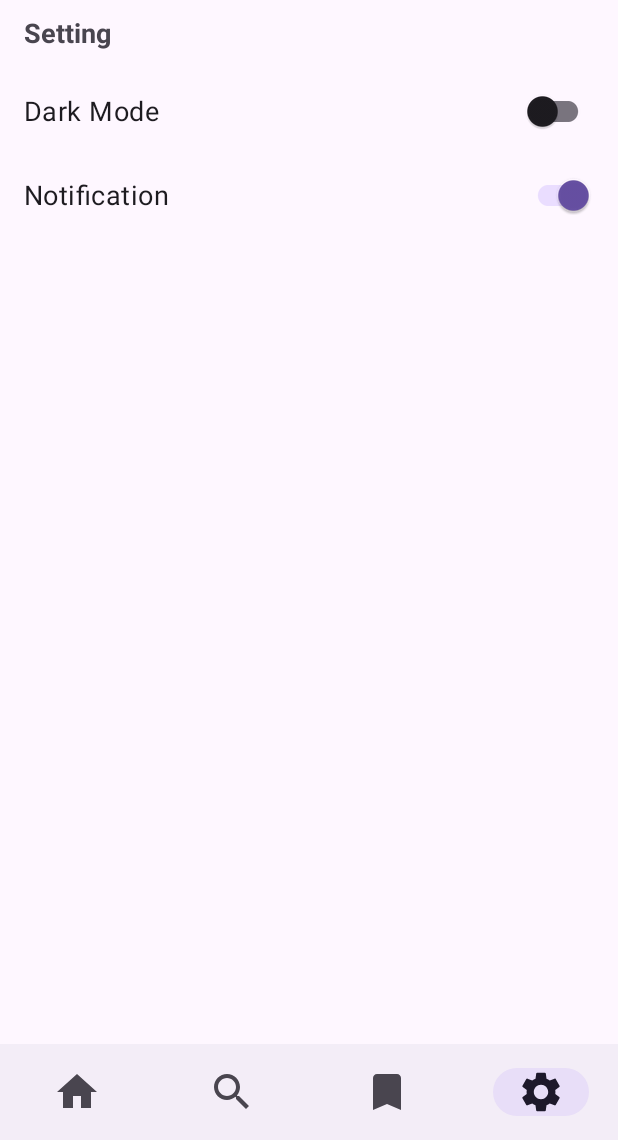
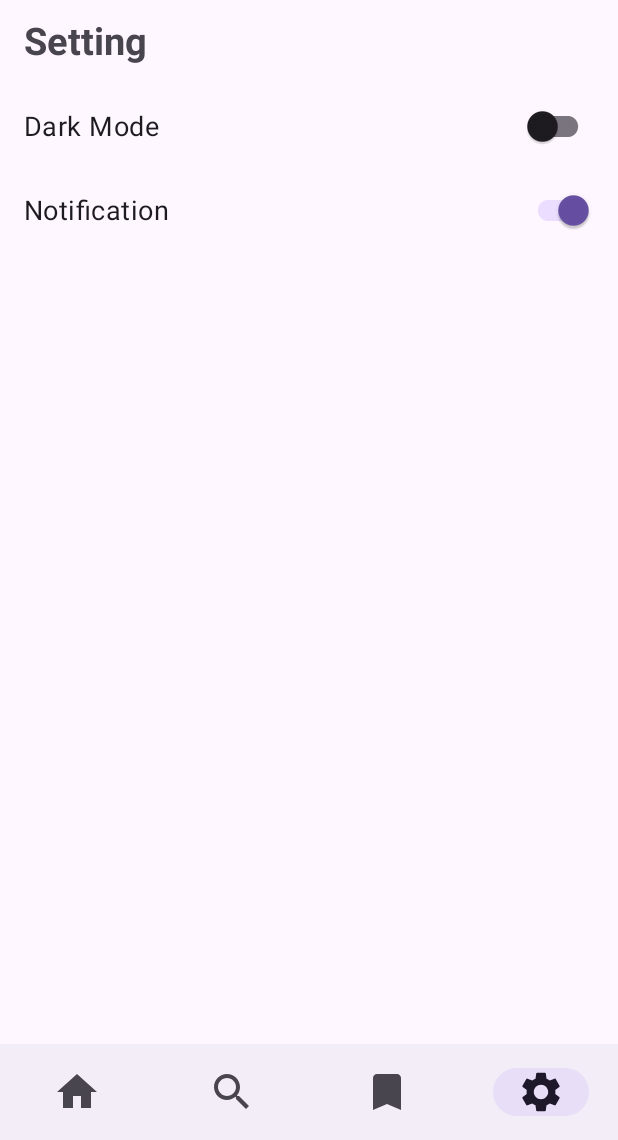
Before and after one commit to crackspace770/dicoding-event-app, an Android app: the SettingFragment screen opened through its navigation route, on a phone screen of 412 x 824 dp, the part 96-1236 px from its top. Run offline under Robolectric (Android 15) with nearby library versions, the phone set to English and light mode, and no system bars; our stand-ins replace navigation-ui; pictures from the network do not load; 1 statement that could not run was skipped.

```diff
--- a/app/src/main/res/layout/fragment_setting.xml
+++ b/app/src/main/res/layout/fragment_setting.xml
@@ -14,11 +14,9 @@
         android:layout_marginEnd="16dp"
         android:text="@string/dark_mode"
         android:textSize="18sp"
-        app:layout_constraintBottom_toBottomOf="parent"
         app:layout_constraintEnd_toEndOf="parent"
         app:layout_constraintStart_toStartOf="parent"
-        app:layout_constraintTop_toBottomOf="@+id/textView"
-        app:layout_constraintVertical_bias="0.0" />
+        app:layout_constraintTop_toBottomOf="@+id/textView" />
 
     <com.google.android.material.switchmaterial.SwitchMaterial
         android:id="@+id/switch_notification"
@@ -41,7 +39,7 @@
         android:layout_marginStart="16dp"
         android:layout_marginTop="8dp"
         android:text="Setting"
-        android:textSize="18sp"
+        android:textSize="25sp"
         android:textStyle="bold"
         app:layout_constraintStart_toStartOf="parent"
         app:layout_constraintTop_toTopOf="parent" />
```
